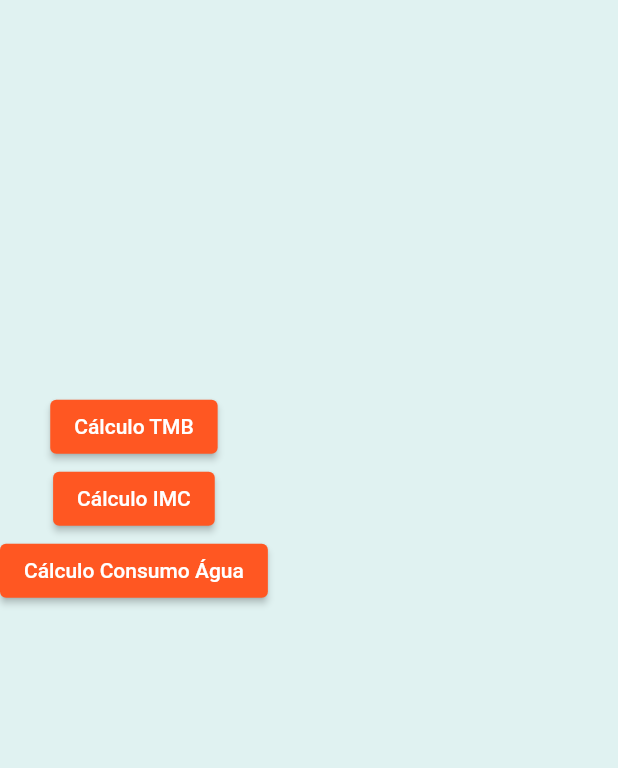
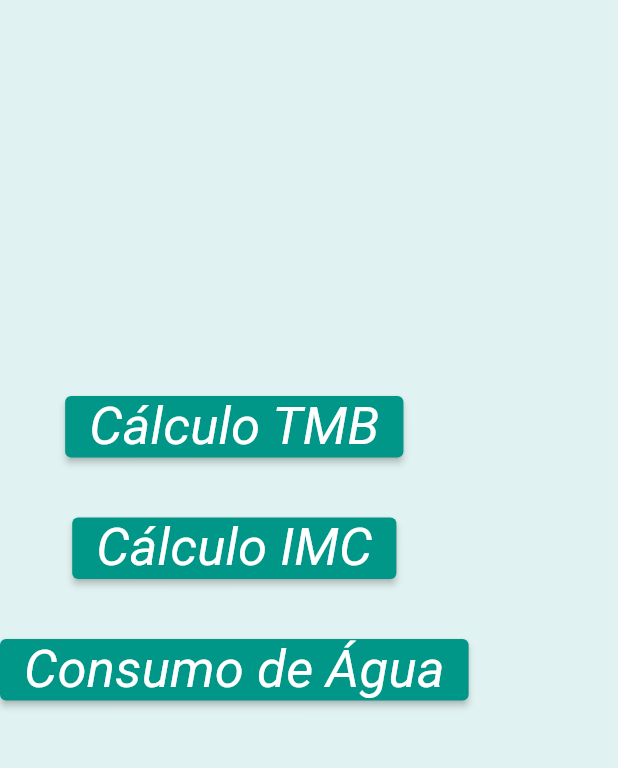
Before and after one commit to DeeFialho/trabalho-mobile, a Flutter app: the screen it shows after launch, on a phone screen of 412 x 824 dp, the part 64-832 px from its top. Run offline on Flutter 3.47's test engine with Material 2 defaults, Android fonts, the phone set to English and light mode, and no system bars.

Commit message:
Alterações na tela principal

```diff
--- a/health_calc/lib/screens/home.dart
+++ b/health_calc/lib/screens/home.dart
@@ -54,6 +54,8 @@ class _HomeState extends State<Home> {
       backgroundColor: fadedBlack,
       body: SingleChildScrollView(
         child: Column(
+          mainAxisAlignment: MainAxisAlignment.center,
+          crossAxisAlignment: CrossAxisAlignment.center,
           children: [
             SizedBox(
               height: getScreenHeight(context) / 5,
@@ -63,6 +65,14 @@ class _HomeState extends State<Home> {
             ),
             ElevatedButton(
               child: Text('Cálculo TMB'),
+              style: ElevatedButton.styleFrom(
+                primary: Colors.teal,
+                onPrimary: Colors.white,
+                textStyle: TextStyle(
+                    color: Colors.black,
+                    fontSize: 35,
+                    fontStyle: FontStyle.italic),
+              ),
               onPressed: () {
                 Navigator.push(
                   context,
@@ -70,8 +80,19 @@ class _HomeState extends State<Home> {
                 );
               },
             ),
+            SizedBox(
+              height: getScreenHeight(context) / 25,
+            ),
             ElevatedButton(
               child: Text('Cálculo IMC'),
+              style: ElevatedButton.styleFrom(
+                primary: Colors.teal,
+                onPrimary: Colors.white,
+                textStyle: TextStyle(
+                    color: Colors.black,
+                    fontSize: 35,
+                    fontStyle: FontStyle.italic),
+              ),
               onPressed: () {
                 Navigator.push(
                   context,
@@ -79,8 +100,19 @@ class _HomeState extends State<Home> {
                 );
               },
             ),
+            SizedBox(
+              height: getScreenHeight(context) / 25,
+            ),
             ElevatedButton(
-              child: Text('Cálculo Consumo Água'),
+              child: Text('Consumo de Água'),
+              style: ElevatedButton.styleFrom(
+                primary: Colors.teal,
+                onPrimary: Colors.white,
+                textStyle: TextStyle(
+                    color: Colors.black,
+                    fontSize: 35,
+                    fontStyle: FontStyle.italic),
+              ),
               onPressed: () {
                 Navigator.push(
                   context,
```
